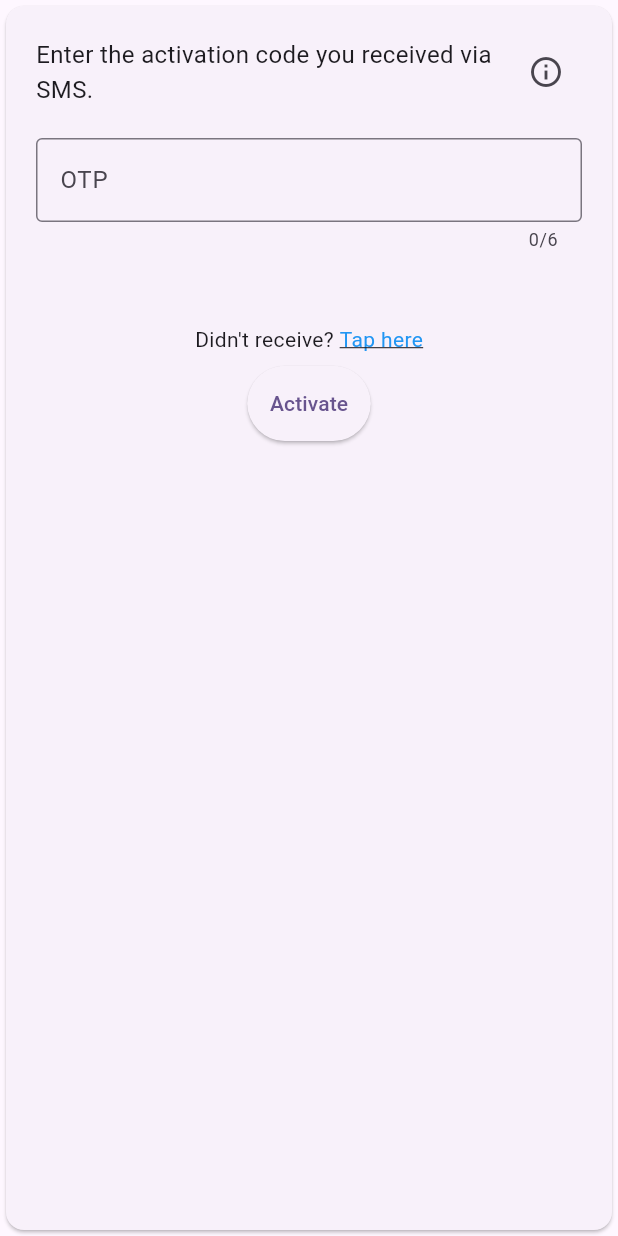
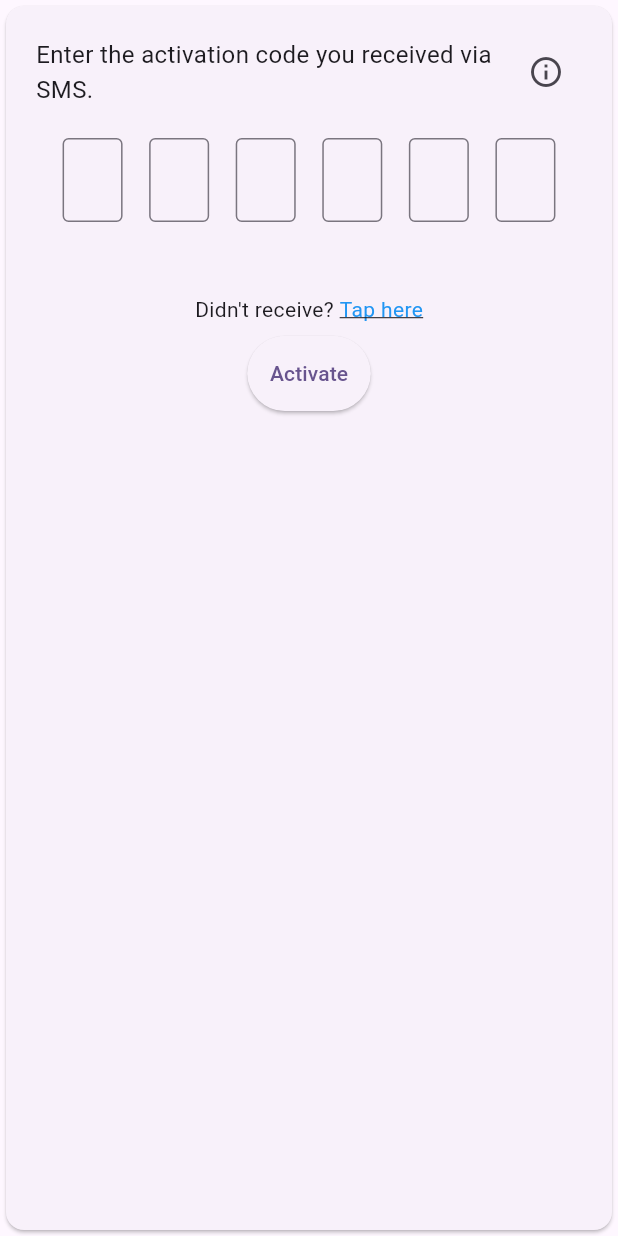
Before and after one commit to Chance3009/SSE3401-lab5, a Flutter app: the OTPCard widget shown alone on an empty page, opened directly, on a phone screen of 412 x 824 dp. Run offline on Flutter 3.47's test engine with Material 3 defaults, Android fonts, the phone set to English and light mode, and no system bars; our stand-ins replace syncfusion_flutter_gauges.

Commit message:
Modify OTP Card

```diff
--- a/lib/screens/activation_screen.dart
+++ b/lib/screens/activation_screen.dart
@@ -199,6 +199,14 @@ class OTPCard extends StatefulWidget {
 }
 
 class _OTPCardState extends State<OTPCard> {
+  late List<TextEditingController> controllers;
+
+  @override
+  void initState() {
+    super.initState();
+    controllers = List.generate(6, (index) => TextEditingController());
+  }
+
   @override
   Widget build(BuildContext context) {
     return Card(
@@ -225,12 +233,28 @@ class _OTPCardState extends State<OTPCard> {
                 ],
               ),
               const SizedBox(height: 20),
-              const TextField(
-                keyboardType: TextInputType.number,
-                maxLength: 6,
-                decoration: InputDecoration(
-                  hintText: 'OTP',
-                  border: OutlineInputBorder(),
+              Row(
+                mainAxisAlignment: MainAxisAlignment.spaceEvenly,
+                children: List.generate(
+                  6,
+                  (index) => SizedBox(
+                    width: 40,
+                    child: TextField(
+                      controller: controllers[index],
+                      keyboardType: TextInputType.number,
+                      maxLength: 1,
+                      textAlign: TextAlign.center,
+                      decoration: const InputDecoration(
+                        counterText: '',
+                        border: OutlineInputBorder(),
+                      ),
+                      onChanged: (value) {
+                        if (value.isNotEmpty && index < 5) {
+                          FocusScope.of(context).nextFocus();
+                        }
+                      },
+                    ),
+                  ),
                 ),
               ),
               const SizedBox(
```
